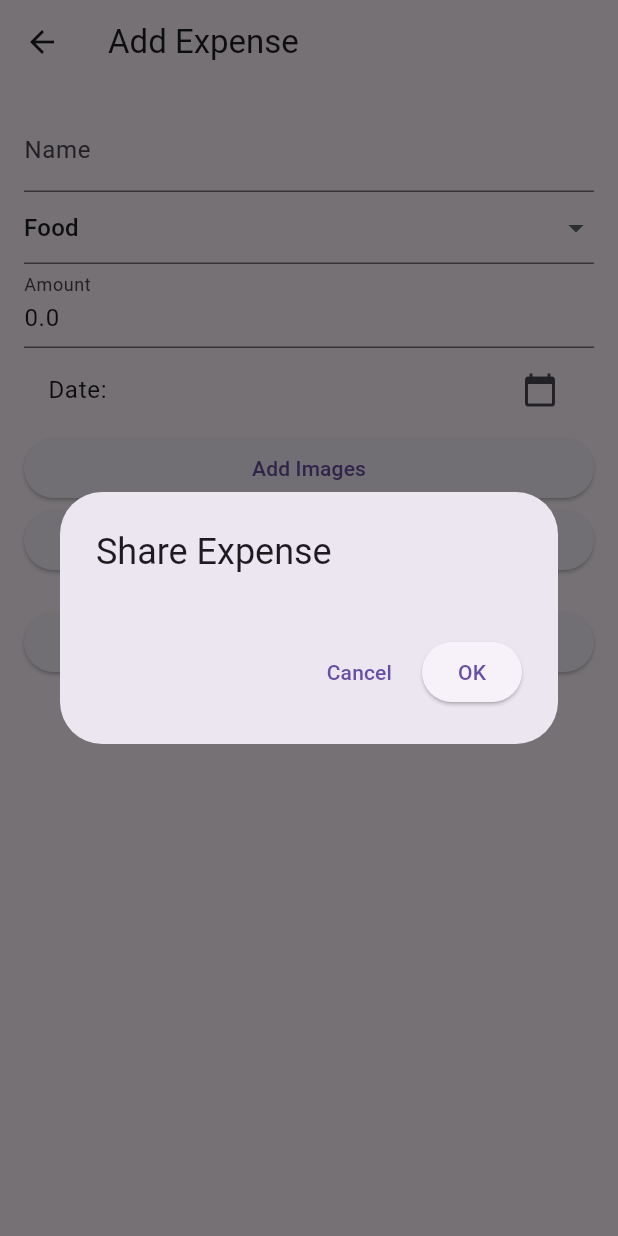
After one commit to AA-Siddiqui/mini_project, a Flutter app: the ExpenseFormPage screen opened directly, after a tap on "Share Expense", on a phone screen of 412 x 824 dp. The commit adds this screen. Run offline on Flutter 3.47's test engine with Material 3 defaults, Android fonts, the phone set to English and light mode, and no system bars; our stand-ins replace image_picker, sqflite; accounts and stored records are empty.

Commit message:
working with issues

```diff
--- a/lib/db/database_helper.dart
+++ b/lib/db/database_helper.dart
@@ -1,3 +1,4 @@
+import 'package:mini_project/models/expense.dart';
 import 'package:sqflite/sqflite.dart';
 import 'package:path/path.dart';
 import '../models/user.dart';
@@ -31,6 +32,17 @@ class DatabaseHelper {
         avatarPath TEXT
       )
     ''');
+    await db.execute('''
+      CREATE TABLE expenses (
+        id INTEGER PRIMARY KEY AUTOINCREMENT,
+        name TEXT,
+        category TEXT,
+        amount REAL,
+        date TEXT,
+        imagePaths TEXT,
+        sharedWith TEXT
+      );
+    ''');
   }
 
   Future<int> insertUser(User user) async {
@@ -59,4 +71,32 @@ class DatabaseHelper {
     final db = await database;
     await db.delete('users', where: 'id = ?', whereArgs: [id]);
   }
+
+  Future<int> insertExpense(Expense exp) async {
+    final db = await database;
+    return await db.insert('expenses', exp.toMap());
+  }
+
+  Future<List<Expense>> getAllExpenses() async {
+    final db = await database;
+    final res = await db.query('expenses');
+    return res.map((e) => Expense.fromMap(e)).toList();
+  }
+
+  Future<int> updateExpense(Expense exp) async {
+    final db = await database;
+    return await db
+        .update('expenses', exp.toMap(), where: 'id = ?', whereArgs: [exp.id]);
+  }
+
+  Future<void> deleteExpense(int id) async {
+    final db = await database;
+    await db.delete('expenses', where: 'id = ?', whereArgs: [id]);
+  }
+
+  Future<List<User>> getAllUsers() async {
+    final db = await database;
+    final res = await db.query('users');
+    return res.map((e) => User.fromMap(e)).toList();
+  }
 }
--- a/lib/main.dart
+++ b/lib/main.dart
@@ -1,4 +1,5 @@
 import 'package:flutter/material.dart';
+import 'package:mini_project/providers/expense_provider.dart';
 import 'package:provider/provider.dart';
 import 'providers/user_provider.dart';
 import 'screens/login_page.dart';
@@ -6,7 +7,10 @@ import 'screens/login_page.dart';
 void main() {
   runApp(
     MultiProvider(
-      providers: [ChangeNotifierProvider(create: (_) => UserProvider())],
+      providers: [
+        ChangeNotifierProvider(create: (_) => UserProvider()),
+        ChangeNotifierProvider(create: (_) => ExpenseProvider()),
+      ],
       child: MyApp(),
     ),
   );
--- /dev/null
+++ b/lib/models/expense.dart
@@ -0,0 +1,44 @@
+class Expense {
+  int? id;
+  String name;
+  String category;
+  double amount;
+  DateTime date;
+  List<String> imagePaths;
+  Map<int, double> sharedWith; // userId -> percentage
+
+  Expense({
+    this.id,
+    required this.name,
+    required this.category,
+    required this.amount,
+    required this.date,
+    this.imagePaths = const [],
+    this.sharedWith = const {},
+  });
+
+  Map<String, dynamic> toMap() => {
+        'id': id,
+        'name': name,
+        'category': category,
+        'amount': amount,
+        'date': date.toIso8601String(),
+        'imagePaths': imagePaths.join(','),
+        'sharedWith':
+            sharedWith.entries.map((e) => '${e.key}:${e.value}').join(','),
+      };
+
+  factory Expense.fromMap(Map<String, dynamic> map) => Expense(
+        id: map['id'],
+        name: map['name'],
+        category: map['category'],
+        amount: map['amount'],
+        date: DateTime.parse(map['date']),
+        imagePaths: map['imagePaths'].toString().split(','),
+        sharedWith: {
+          for (var pair in map['sharedWith'].toString().split(','))
+            if (pair.contains(':'))
+              int.parse(pair.split(':')[0]): double.parse(pair.split(':')[1])
+        },
+      );
+}
--- /dev/null
+++ b/lib/providers/expense_provider.dart
@@ -0,0 +1,29 @@
+import 'package:flutter/material.dart';
+import '../db/database_helper.dart';
+import '../models/expense.dart';
+
+class ExpenseProvider extends ChangeNotifier {
+  List<Expense> _expenses = [];
+
+  List<Expense> get expenses => _expenses;
+
+  Future<void> loadExpenses() async {
+    _expenses = await DatabaseHelper().getAllExpenses();
+    notifyListeners();
+  }
+
+  Future<void> addExpense(Expense exp) async {
+    await DatabaseHelper().insertExpense(exp);
+    await loadExpenses();
+  }
+
+  Future<void> updateExpense(Expense exp) async {
+    await DatabaseHelper().updateExpense(exp);
+    await loadExpenses();
+  }
+
+  Future<void> deleteExpense(int id) async {
+    await DatabaseHelper().deleteExpense(id);
+    await loadExpenses();
+  }
+}
--- /dev/null
+++ b/lib/screens/expense_form_page.dart
@@ -0,0 +1,146 @@
+import 'dart:io';
+import 'package:flutter/material.dart';
+import 'package:image_picker/image_picker.dart';
+import '../models/expense.dart';
+import '../providers/expense_provider.dart';
+import 'package:provider/provider.dart';
+import '../widgets/share_expense_dialog.dart';
+
+class ExpenseFormPage extends StatefulWidget {
+  final Expense? expense;
+  const ExpenseFormPage({super.key, this.expense});
+
+  @override
+  _ExpenseFormPageState createState() => _ExpenseFormPageState();
+}
+
+class _ExpenseFormPageState extends State<ExpenseFormPage> {
+  final _formKey = GlobalKey<FormState>();
+  String _name = '';
+  String _category = 'Food';
+  double _amount = 0;
+  DateTime _date = DateTime.now();
+  List<String> _images = [];
+  Map<int, double> _sharedWith = {};
+
+  final categories = ['Food', 'Travel', 'Bills', 'Other'];
+
+  void _pickImages() async {
+    final picker = ImagePicker();
+    final picked = await picker.pickMultiImage();
+    setState(() {
+      _images.addAll(picked.map((e) => e.path));
+    });
+  }
+
+  void _openShareDialog() async {
+    final result = await showDialog<Map<int, double>>(
+      context: context,
+      builder: (_) => ShareExpenseDialog(),
+    );
+    if (result != null) {
+      final total = result.values.fold(0.0, (sum, val) => sum + val);
+      if (total != 100.0) {
+        ScaffoldMessenger.of(context).showSnackBar(
+            SnackBar(content: Text('Percentages must add up to 100')));
+        return;
+      }
+      setState(() {
+        _sharedWith = result;
+      });
+    }
+  }
+
+  void _saveExpense() {
+    if (_formKey.currentState!.validate()) {
+      _formKey.currentState!.save();
+
+      final exp = Expense(
+        id: widget.expense?.id,
+        name: _name,
+        category: _category,
+        amount: _amount,
+        date: _date,
+        imagePaths: _images,
+        sharedWith: _sharedWith,
+      );
+
+      final provider = Provider.of<ExpenseProvider>(context, listen: false);
+      if (widget.expense == null) {
+        provider.addExpense(exp);
+      } else {
+        provider.updateExpense(exp);
+      }
+
+      Navigator.pop(context);
+    }
+  }
+
+  @override
+  void initState() {
+    if (widget.expense != null) {
+      _name = widget.expense!.name;
+      _category = widget.expense!.category;
+      _amount = widget.expense!.amount;
+      _date = widget.expense!.date;
+      _images = widget.expense!.imagePaths;
+      _sharedWith = widget.expense!.sharedWith;
+    }
+    super.initState();
+  }
+
+  @override
+  Widget build(BuildContext context) {
+    return Scaffold(
+      appBar: AppBar(
+          title: Text(widget.expense == null ? 'Add Expense' : 'Edit Expense')),
+      body: Padding(
+        padding: const EdgeInsets.all(16),
+        child: Form(
+          key: _formKey,
+          child: ListView(
+            children: [
+              TextFormField(
+                  initialValue: _name,
+                  decoration: InputDecoration(labelText: 'Name'),
+                  onSaved: (v) => _name = v!),
+              DropdownButtonFormField(
+                  value: _category,
+                  items: categories
+                      .map((e) => DropdownMenuItem(value: e, child: Text(e)))
+                      .toList(),
+                  onChanged: (val) => _category = val!),
+              TextFormField(
+                  initialValue: _amount.toString(),
+                  decoration: InputDecoration(labelText: 'Amount'),
+                  keyboardType: TextInputType.number,
+                  onSaved: (v) => _amount = double.parse(v!)),
+              ListTile(
+                  title: Text('Date: ${_date.toLocal()}'.split(' ')[0]),
+                  trailing: Icon(Icons.calendar_today),
+                  onTap: () async {
+                    final picked = await showDatePicker(
+                        context: context,
+                        initialDate: _date,
+                        firstDate: DateTime(2000),
+                        lastDate: DateTime.now());
+                    if (picked != null) setState(() => _date = picked);
+                  }),
+              ElevatedButton(onPressed: _pickImages, child: Text('Add Images')),
+              Wrap(
+                  children: _images
+                      .map((e) => Padding(
+                          padding: EdgeInsets.all(4),
+                          child: Image.file(File(e), height: 50)))
+                      .toList()),
+              ElevatedButton(
+                  onPressed: _openShareDialog, child: Text('Share Expense')),
+              SizedBox(height: 20),
+              ElevatedButton(onPressed: _saveExpense, child: Text('Save')),
+            ],
+          ),
+        ),
+      ),
+    );
+  }
+}
--- /dev/null
+++ b/lib/widgets/share_expense_dialog.dart
@@ -0,0 +1,60 @@
+import 'package:flutter/material.dart';
+import '../db/database_helper.dart';
+import '../models/user.dart';
+
+class ShareExpenseDialog extends StatefulWidget {
+  const ShareExpenseDialog({super.key});
+
+  @override
+  _ShareExpenseDialogState createState() => _ShareExpenseDialogState();
+}
+
+class _ShareExpenseDialogState extends State<ShareExpenseDialog> {
+  List<User> users = [];
+  Map<int, double> shared = {};
+
+  @override
+  void initState() {
+    super.initState();
+    DatabaseHelper().getAllUsers().then((list) => setState(() => users = list));
+  }
+
+  @override
+  Widget build(BuildContext context) {
+    return AlertDialog(
+      title: Text('Share Expense'),
+      content: SizedBox(
+        width: double.maxFinite,
+        child: ListView(
+          shrinkWrap: true,
+          children: users.map((user) {
+            return ListTile(
+              title: Text(user.username),
+              trailing: SizedBox(
+                width: 60,
+                child: TextField(
+                  keyboardType: TextInputType.number,
+                  decoration: InputDecoration(suffixText: '%'),
+                  onChanged: (val) {
+                    final parsed = double.tryParse(val);
+                    if (parsed != null) {
+                      shared[user.id!] = parsed;
+                    } else {
+                      shared.remove(user.id);
+                    }
+                  },
+                ),
+              ),
+            );
+          }).toList(),
+        ),
+      ),
+      actions: [
+        TextButton(
+            onPressed: () => Navigator.pop(context), child: Text('Cancel')),
+        ElevatedButton(
+            onPressed: () => Navigator.pop(context, shared), child: Text('OK')),
+      ],
+    );
+  }
+}
```
Also changed, not shown: lib/screens/dashboard_page.dart (added, +30 -0 lines), lib/screens/profile_page.dart (+19 -1 lines), lib/widgets/expense_tile.dart (added, +46 -0 lines).
